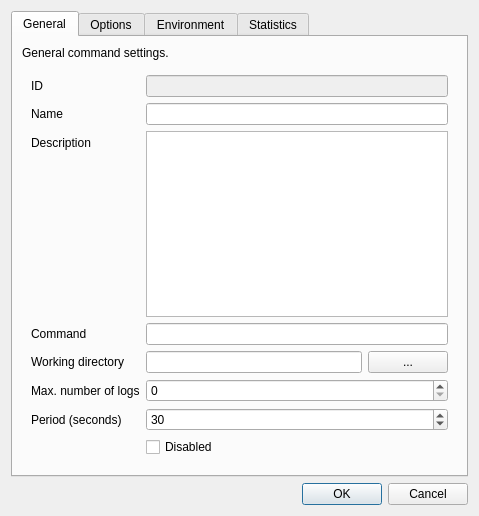
Above: tray_runner/gui/command_dialog.ui from okelet/tray-runner before the change. Below: the same form after it.
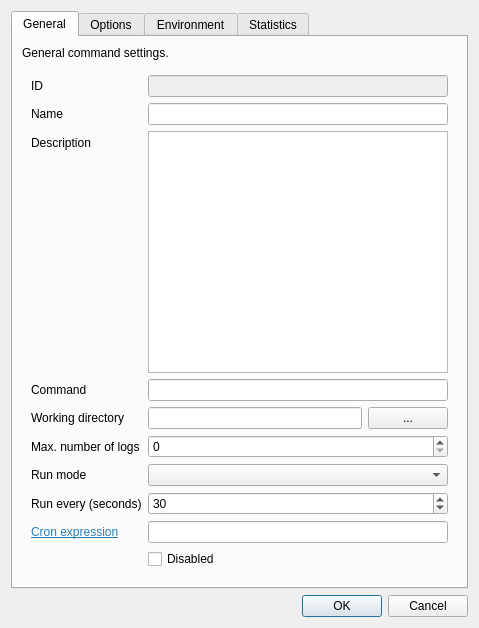
That is the form after the change.

Commit message: Cron (croniter) scheduling initial implementation

What changed in the file:
```diff
--- a/tray_runner/gui/command_dialog.ui
+++ b/tray_runner/gui/command_dialog.ui
@@ -7,7 +7,7 @@
     <x>0</x>
     <y>0</y>
     <width>479</width>
-    <height>516</height>
+    <height>628</height>
    </rect>
   </property>
   <property name="windowTitle">
@@ -127,14 +127,14 @@
             </item>
            </layout>
           </item>
-          <item row="5" column="0">
+          <item row="6" column="0">
            <widget class="QLabel" name="label_5">
             <property name="text">
              <string>Max. number of logs</string>
             </property>
            </widget>
           </item>
-          <item row="5" column="1">
+          <item row="6" column="1">
            <widget class="QSpinBox" name="max_log_count_spin_box">
             <property name="toolTip">
              <string>Maximum number of execution logs to keep.</string>
@@ -147,14 +147,53 @@
             </property>
            </widget>
           </item>
-          <item row="6" column="0">
-           <widget class="QLabel" name="label_2">
+          <item row="11" column="1">
+           <widget class="QCheckBox" name="disabled_checkbox">
+            <property name="toolTip">
+             <string>If this option is enabled, the command won't be run.</string>
+            </property>
             <property name="text">
-             <string>Period (seconds)</string>
+             <string>Disabled</string>
             </property>
            </widget>
           </item>
-          <item row="6" column="1">
+          <item row="9" column="0">
+           <widget class="QLabel" name="cron_expr_label">
+            <property name="toolTip">
+             <string/>
+            </property>
+            <property name="text">
+             <string>&lt;html&gt;&lt;head/&gt;&lt;body&gt;&lt;p&gt;&lt;a href=&quot;https://github.com/kiorky/croniter&quot;&gt;&lt;span style=&quot; text-decoration: underline; color:#2980b9;&quot;&gt;Cron expression&lt;/span&gt;&lt;/a&gt;&lt;/p&gt;&lt;/body&gt;&lt;/html&gt;</string>
+            </property>
+            <property name="textFormat">
+             <enum>Qt::RichText</enum>
+            </property>
+            <property name="wordWrap">
+             <bool>false</bool>
+            </property>
+            <property name="openExternalLinks">
+             <bool>true</bool>
+            </property>
+           </widget>
+          </item>
+          <item row="7" column="0">
+           <widget class="QLabel" name="label_25">
+            <property name="text">
+             <string>Run mode</string>
+            </property>
+           </widget>
+          </item>
+          <item row="7" column="1">
+           <widget class="QComboBox" name="run_mode_combo_box"/>
+          </item>
+          <item row="8" column="0">
+           <widget class="QLabel" name="seconds_between_executions_label">
+            <property name="text">
+             <string>Run every (seconds)</string>
+            </property>
+           </widget>
+          </item>
+          <item row="8" column="1">
            <widget class="QSpinBox" name="seconds_between_executions_spin_box">
             <property name="toolTip">
              <string>How often to run the command.</string>
@@ -176,13 +215,10 @@
             </property>
            </widget>
           </item>
-          <item row="7" column="1">
-           <widget class="QCheckBox" name="disabled_checkbox">
+          <item row="9" column="1">
+           <widget class="QLineEdit" name="cron_expr_text_box">
             <property name="toolTip">
-             <string>If this option is enabled, the command won't be run.</string>
-            </property>
-            <property name="text">
-             <string>Disabled</string>
+             <string>&lt;html&gt;&lt;head/&gt;&lt;body&gt;&lt;p&gt;Cron expression; accepts standard cron expressions and enhanced croniter expressions (click on the label for more info).&lt;/p&gt;&lt;p&gt;The cron expression will be evaluated using the system time zone.&lt;/p&gt;&lt;/body&gt;&lt;/html&gt;</string>
             </property>
            </widget>
           </item>
```
Left out of the diff: 21 changed lines with no effect on the pictures. The commit also changes 9 other files.
